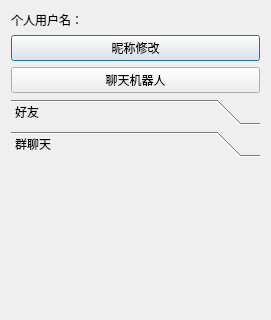
IM-Commnue/IM-Internship-BIT, file client/homepage.ui: the form before one commit; both pictures show x 0 to 271 and y 0 to 320 of the 271 by 535 pixel window.
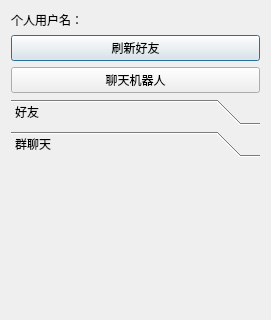
The form after the commit.

Patch:
```diff
--- a/client/homepage.ui
+++ b/client/homepage.ui
@@ -24,7 +24,7 @@
    <item>
     <widget class="QPushButton" name="revise">
      <property name="text">
-      <string>昵称修改</string>
+      <string>刷新好友</string>
      </property>
     </widget>
    </item>
```
